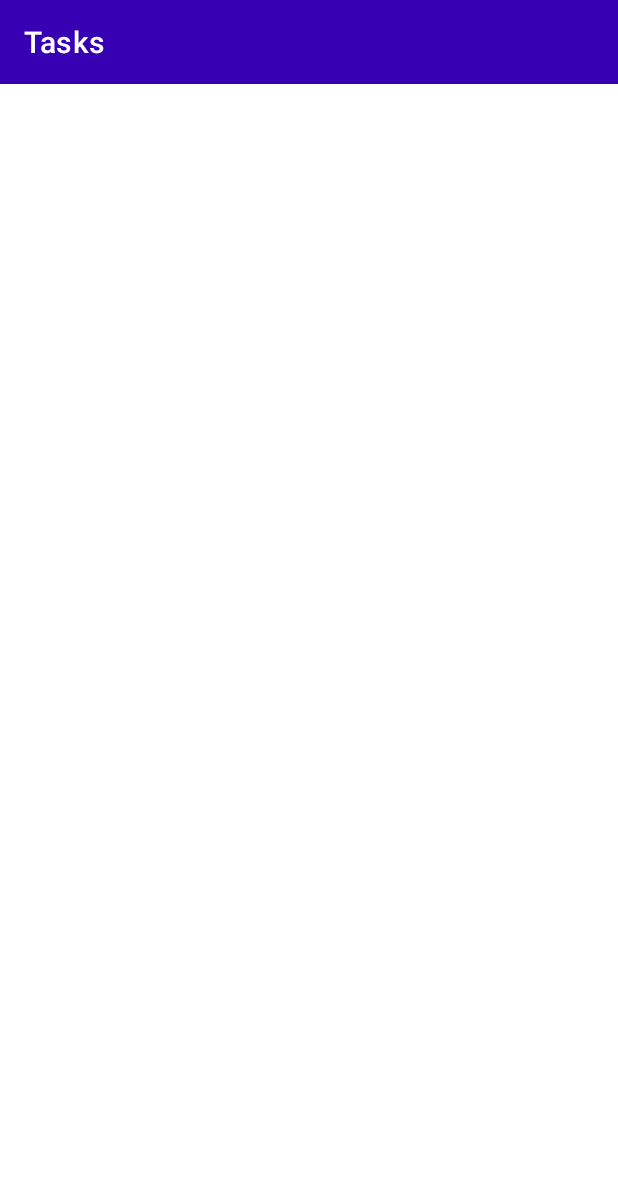
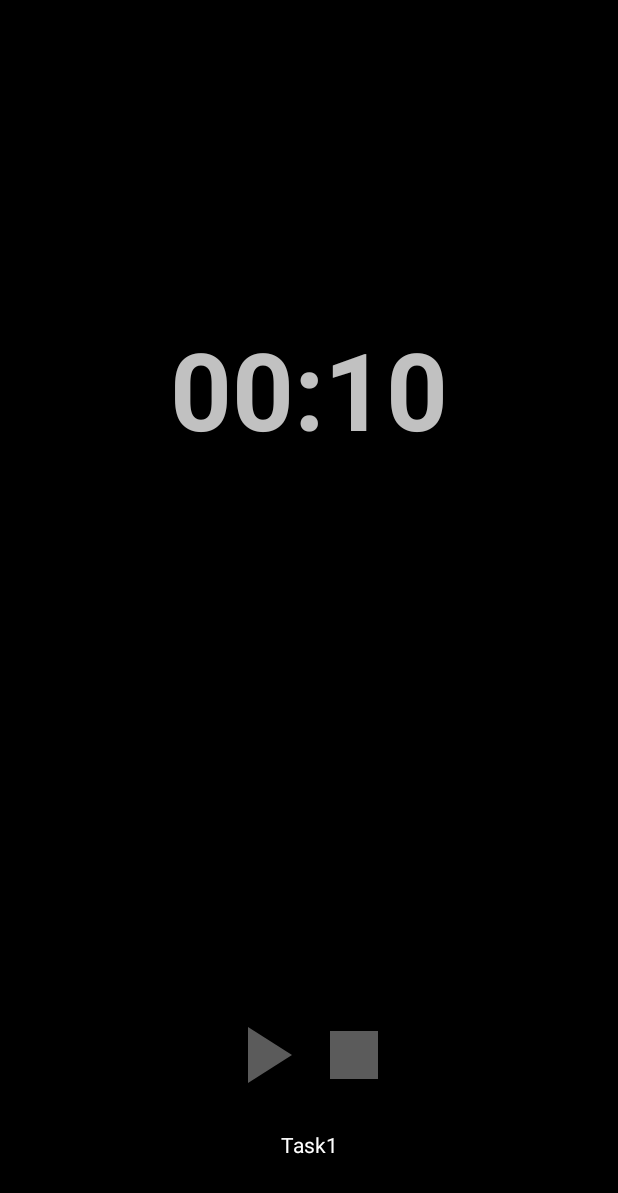
Before and after one commit to davks/PomoTodo, an Android app: the fragment PomodoroFragment placed in its activity, on a phone screen of 412 x 824 dp. Shown: the top 1193 px of the screen. Run offline under Robolectric (Android 15) with nearby library versions, the phone set to English and light mode, and no system bars; our stand-ins replace Room's generated code, navigation-ui; 3 statements that could not run were skipped.

Commit message:
Added pomodoro fragment.

```diff
--- a/app/src/main/java/eu/davidknotek/pomotodo/data/models/TaskEntity.kt
+++ b/app/src/main/java/eu/davidknotek/pomotodo/data/models/TaskEntity.kt
@@ -15,8 +15,8 @@ data class TaskEntity (
     var description: String,
 
     @ColumnInfo(name = "pomo_count")
-    var pomoCount: Int,
+    var numberOfPomodoros: Int,
 
     @ColumnInfo(name = "pomo_finish")
-    var pomoFinish: Int
+    var numberOfFinishedPomodoros: Int
 ): Parcelable
--- a/app/src/main/java/eu/davidknotek/pomotodo/fragments/add/AddTaskFragment.kt
+++ b/app/src/main/java/eu/davidknotek/pomotodo/fragments/add/AddTaskFragment.kt
@@ -56,11 +56,11 @@ class AddTaskFragment : Fragment() {
 
     private fun saveTask() {
         val title = binding.etTitle.text.toString()
-        val pomodoroCount = binding.sbPomodoro.progress
+        val numberOfPomodoros = binding.sbPomodoro.progress
         val description = binding.etDescription.text.toString()
 
         if (title.isNotEmpty()) {
-            val task = TaskEntity(0, title, description, pomodoroCount, 0)
+            val task = TaskEntity(0, title, description, numberOfPomodoros, 0)
             taskViewModel.addTask(task)
             findNavController().navigate(R.id.action_addTaskFragment_to_taskListFragment)
         } else {
--- a/app/src/main/java/eu/davidknotek/pomotodo/fragments/pomodoro/PomodoroFragment.kt
+++ b/app/src/main/java/eu/davidknotek/pomotodo/fragments/pomodoro/PomodoroFragment.kt
@@ -1,19 +1,94 @@
 package eu.davidknotek.pomotodo.fragments.pomodoro
 
 import android.os.Bundle
-import androidx.fragment.app.Fragment
 import android.view.LayoutInflater
 import android.view.View
 import android.view.ViewGroup
+import androidx.appcompat.app.AppCompatActivity
+import androidx.fragment.app.Fragment
+import androidx.fragment.app.viewModels
+import androidx.navigation.fragment.navArgs
+import eu.davidknotek.pomotodo.R
+import eu.davidknotek.pomotodo.data.viewmodels.PomodoroViewModel
 import eu.davidknotek.pomotodo.databinding.FragmentPomodoroBinding
+import eu.davidknotek.pomotodo.util.setPomodoroString
+
 
 class PomodoroFragment : Fragment() {
     private lateinit var binding: FragmentPomodoroBinding
+    private val args by navArgs<PomodoroFragmentArgs>()
+    private val pomodoroViewModel: PomodoroViewModel by viewModels()
+
     override fun onCreateView(
         inflater: LayoutInflater, container: ViewGroup?,
         savedInstanceState: Bundle?
     ): View {
         binding = FragmentPomodoroBinding.inflate(layoutInflater)
+
+        setupPomodoroFragment()
+        setupListeners()
+        setupObservers()
+
         return binding.root
     }
+
+    override fun onResume() {
+        super.onResume()
+        // Hide a toolbar from activity
+        (activity as AppCompatActivity).supportActionBar?.hide()
+    }
+
+    override fun onStop() {
+        super.onStop()
+        // Show a toolbar from activity
+        (activity as AppCompatActivity).supportActionBar?.show()
+    }
+
+    private fun setupPomodoroFragment() {
+        binding.tvTask.text = args.currentItem.title
+        binding.tvTaskPomodoros.text = setPomodoroString(args.currentItem.numberOfPomodoros, args.currentItem.numberOfFinishedPomodoros)
+    }
+
+    private fun setupListeners() {
+        binding.ivStartPausePomodoro.setOnClickListener {
+            pomodoroViewModel.startOrPauseTask(args.currentItem)
+        }
+
+        binding.ivStopPomodoro.setOnClickListener {
+            pomodoroViewModel.stopTask()
+        }
+    }
+
+    private fun setupObservers() {
+        pomodoroViewModel.restSeconds.observe(viewLifecycleOwner) {
+            binding.tvTime.text = setPomodoroTimeFormat(it)
+        }
+
+        pomodoroViewModel.isPomodoroRunning.observe(viewLifecycleOwner) {
+            if (!it) {
+                binding.ivStartPausePomodoro.setImageResource(R.drawable.ic_play_arrow)
+            } else {
+                binding.ivStartPausePomodoro.setImageResource(R.drawable.ic_pause)
+            }
+        }
+
+        pomodoroViewModel.numberOfFinishedPomodoros.observe(viewLifecycleOwner) {
+            binding.tvTaskPomodoros.text = setPomodoroString(args.currentItem.numberOfPomodoros, it)
+            args.currentItem.numberOfFinishedPomodoros = it
+        }
+    }
+
+    private fun setPomodoroTimeFormat(time: Int): String {
+        val minutes = getDoubleDigits(time / 60)
+        val seconds = getDoubleDigits(time % 60)
+
+        return "$minutes:$seconds"
+    }
+
+    private fun getDoubleDigits(number: Int): String {
+        return when {
+            number.toString().length == 1 -> "0$number"
+            else -> number.toString()
+        }
+    }
 }
--- /dev/null
+++ b/app/src/main/res/drawable/ic_pause.xml
@@ -0,0 +1,5 @@
+<vector android:height="24dp" android:tint="#5B5B5B"
+    android:viewportHeight="24" android:viewportWidth="24"
+    android:width="24dp" xmlns:android="http://schemas.android.com/apk/res/android">
+    <path android:fillColor="@android:color/white" android:pathData="M6,19h4L10,5L6,5v14zM14,5v14h4L18,5h-4z"/>
+</vector>
--- /dev/null
+++ b/app/src/main/res/drawable/ic_play_arrow.xml
@@ -0,0 +1,5 @@
+<vector android:height="24dp" android:tint="#5B5B5B"
+    android:viewportHeight="24" android:viewportWidth="24"
+    android:width="24dp" xmlns:android="http://schemas.android.com/apk/res/android">
+    <path android:fillColor="@android:color/white" android:pathData="M8,5v14l11,-7z"/>
+</vector>
--- /dev/null
+++ b/app/src/main/res/drawable/ic_stop.xml
@@ -0,0 +1,5 @@
+<vector android:height="24dp" android:tint="#5B5B5B"
+    android:viewportHeight="24" android:viewportWidth="24"
+    android:width="24dp" xmlns:android="http://schemas.android.com/apk/res/android">
+    <path android:fillColor="@android:color/white" android:pathData="M6,6h12v12H6z"/>
+</vector>
--- a/app/src/main/res/layout/fragment_pomodoro.xml
+++ b/app/src/main/res/layout/fragment_pomodoro.xml
@@ -1,10 +1,68 @@
 <?xml version="1.0" encoding="utf-8"?>
-<FrameLayout xmlns:android="http://schemas.android.com/apk/res/android"
+<androidx.constraintlayout.widget.ConstraintLayout xmlns:android="http://schemas.android.com/apk/res/android"
+    xmlns:app="http://schemas.android.com/apk/res-auto"
     xmlns:tools="http://schemas.android.com/tools"
     android:layout_width="match_parent"
     android:layout_height="match_parent"
+    android:background="@color/black"
     tools:context=".fragments.pomodoro.PomodoroFragment">
 
+    <TextView
+        android:id="@+id/tvTime"
+        android:layout_width="wrap_content"
+        android:layout_height="wrap_content"
+        android:textColor="@color/gray2"
+        android:textSize="72sp"
+        android:textStyle="bold"
+        app:layout_constraintBottom_toBottomOf="parent"
+        app:layout_constraintEnd_toEndOf="parent"
+        app:layout_constraintHorizontal_bias="0.5"
+        app:layout_constraintStart_toStartOf="parent"
+        app:layout_constraintTop_toTopOf="parent"
+        app:layout_constraintVertical_bias="0.29000002" />
 
+    <ImageView
+        android:id="@+id/ivStartPausePomodoro"
+        android:layout_width="64dp"
+        android:layout_height="64dp"
+        android:layout_marginTop="24dp"
+        android:layout_marginEnd="60dp"
+        android:layout_marginBottom="18dp"
+        android:src="@drawable/ic_play_arrow"
+        app:layout_constraintBottom_toTopOf="@id/tvTask"
+        app:layout_constraintStart_toStartOf="parent"
+        app:layout_constraintEnd_toEndOf="parent"/>
 
-</FrameLayout>
+    <ImageView
+        android:id="@+id/ivStopPomodoro"
+        android:layout_width="64dp"
+        android:layout_height="64dp"
+        android:layout_marginBottom="18dp"
+        android:layout_marginStart="60dp"
+        android:src="@drawable/ic_stop"
+        app:layout_constraintTop_toTopOf="@id/ivStartPausePomodoro"
+        app:layout_constraintEnd_toEndOf="parent"
+        app:layout_constraintStart_toStartOf="parent" />
+
+    <TextView
+        android:id="@+id/tvTask"
+        android:layout_width="wrap_content"
+        android:layout_height="wrap_content"
+        android:text="Task1"
+        android:textColor="@color/white"
+        android:layout_marginBottom="16dp"
+        app:layout_constraintBottom_toTopOf="@id/tvTaskPomodoros"
+        app:layout_constraintEnd_toEndOf="parent"
+        app:layout_constraintStart_toStartOf="parent" />
+
+    <TextView
+        android:id="@+id/tvTaskPomodoros"
+        android:layout_width="wrap_content"
+        android:layout_height="wrap_content"
+        android:textColor="@color/white"
+        android:layout_marginBottom="16dp"
+        app:layout_constraintBottom_toBottomOf="parent"
+        app:layout_constraintEnd_toEndOf="parent"
+        app:layout_constraintStart_toStartOf="parent" />
+
+</androidx.constraintlayout.widget.ConstraintLayout>
--- a/app/src/main/res/layout/row_task.xml
+++ b/app/src/main/res/layout/row_task.xml
@@ -2,8 +2,9 @@
 <androidx.constraintlayout.widget.ConstraintLayout xmlns:android="http://schemas.android.com/apk/res/android"
     android:layout_width="match_parent"
     android:layout_height="wrap_content"
-    android:layout_margin="4dp"
     android:id="@+id/rowBackground"
+    android:layout_marginBottom="4dp"
+    android:background="@color/light_blue"
     xmlns:app="http://schemas.android.com/apk/res-auto">
 
     <TextView
@@ -36,6 +37,7 @@
         android:layout_marginBottom="8dp"
         android:src="@drawable/ic_play_circle_outline"
         app:layout_constraintTop_toTopOf="parent"
+        app:layout_constraintBottom_toBottomOf="parent"
         app:layout_constraintRight_toRightOf="parent"/>
 
 </androidx.constraintlayout.widget.ConstraintLayout>
--- a/app/src/main/res/navigation/my_nav.xml
+++ b/app/src/main/res/navigation/my_nav.xml
@@ -10,14 +10,14 @@
         android:label="Tasks"
         tools:layout="@layout/fragment_list_task">
         <action
-            android:id="@+id/action_taskListFragment_to_editTaskFragment"
-            app:destination="@id/editTaskFragment" />
-        <action
             android:id="@+id/action_taskListFragment_to_addTaskFragment"
             app:destination="@id/addTaskFragment" />
         <action
-            android:id="@+id/action_taskListFragment_to_pomodoroFragment2"
+            android:id="@+id/action_listTaskFragment_to_pomodoroFragment"
             app:destination="@id/pomodoroFragment" />
+        <action
+            android:id="@+id/action_listTaskFragment_to_editTaskFragment"
+            app:destination="@id/editTaskFragment" />
     </fragment>
     <fragment
         android:id="@+id/addTaskFragment"
@@ -32,7 +32,8 @@
     <fragment
         android:id="@+id/editTaskFragment"
         android:name="eu.davidknotek.pomotodo.fragments.update.EditTaskFragment"
-        android:label="Edit task">
+        android:label="Edit task"
+        tools:layout="@layout/fragment_edit_task">
         <action
             android:id="@+id/action_editTaskFragment_to_taskListFragment"
             app:destination="@id/listTaskFragment"
@@ -43,12 +44,15 @@
     </fragment>
     <fragment
         android:id="@+id/pomodoroFragment"
-        android:name="eu.davidknotek.pomotodo.PomodoroFragment"
+        android:name="eu.davidknotek.pomotodo.fragments.pomodoro.PomodoroFragment"
         android:label="fragment_pomodoro"
-        tools:layout="@layout/fragment_pomodoro" >
+        tools:layout="@layout/fragment_pomodoro">
         <action
             android:id="@+id/action_pomodoroFragment_to_taskListFragment"
             app:destination="@id/listTaskFragment"
             app:popUpTo="@id/listTaskFragment" />
+        <argument
+            android:name="currentItem"
+            app:argType="eu.davidknotek.pomotodo.data.models.TaskEntity" />
     </fragment>
 </navigation>
--- a/app/src/main/res/values/colors.xml
+++ b/app/src/main/res/values/colors.xml
@@ -7,4 +7,7 @@
     <color name="teal_700">#FF018786</color>
     <color name="black">#FF000000</color>
     <color name="white">#FFFFFFFF</color>
+    <color name="gray">#FFf9f9f9</color>
+    <color name="light_blue">#FFf7fcff</color>
+    <color name="gray2">#FFc1c1c1</color>
 </resources>
```
Also changed, not shown: app/src/main/java/eu/davidknotek/pomotodo/data/viewmodels/PomodoroViewModel.kt (added, +119 -0 lines), app/src/main/java/eu/davidknotek/pomotodo/fragments/list/adapter/ListTaskAdapter.kt (+7 -21 lines), app/src/main/java/eu/davidknotek/pomotodo/fragments/update/EditTaskFragment.kt (+5 -5 lines), app/src/main/java/eu/davidknotek/pomotodo/util/Util.kt (added, +15 -0 lines).
